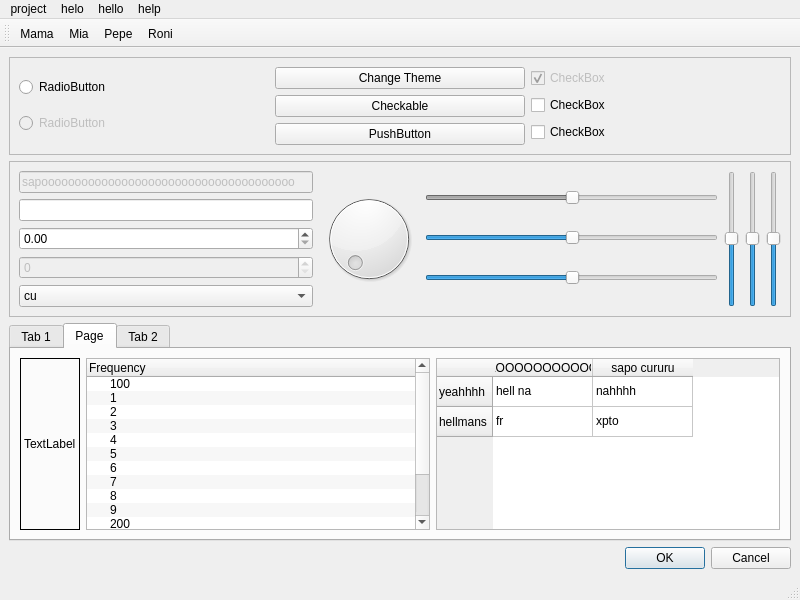
The window that molde/stylesheets/mainwindow.ui (andrefpf/molde) describes before a commit, drawn with Qt 5.
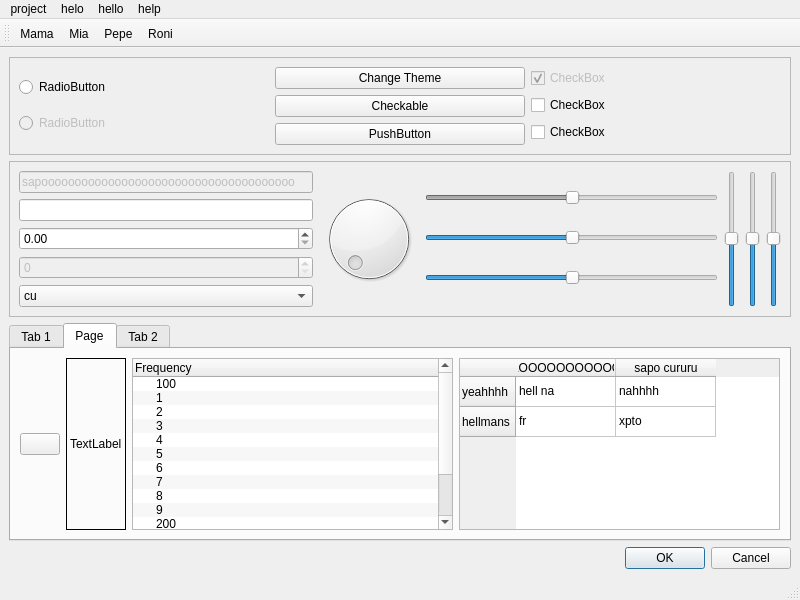
The same window after the commit. Icons and pictures are not drawn. Custom widgets are drawn as their Qt base class.

Commit message: Fixes QPushButton and QFrame bugs

Diff of the .ui file:
```diff
--- a/molde/stylesheets/mainwindow.ui
+++ b/molde/stylesheets/mainwindow.ui
@@ -314,11 +314,21 @@
         <string>Page</string>
        </attribute>
        <layout class="QHBoxLayout" name="horizontalLayout_6">
+        <item>
+         <widget class="QPushButton" name="pushButton_3">
+          <property name="text">
+           <string/>
+          </property>
+         </widget>
+        </item>
         <item>
          <widget class="QLabel" name="label">
           <property name="frameShape">
            <enum>QFrame::Box</enum>
           </property>
+          <property name="frameShadow">
+           <enum>QFrame::Plain</enum>
+          </property>
           <property name="text">
            <string>TextLabel</string>
           </property>
```
The commit also changes 2 other files.
